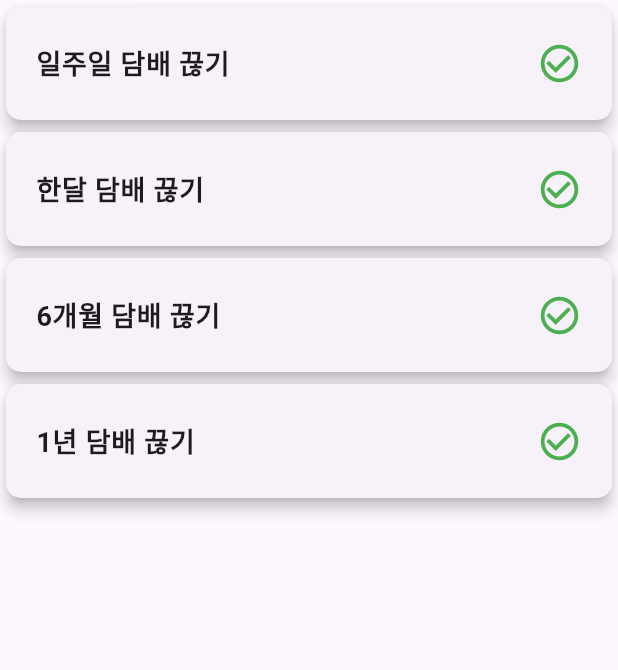
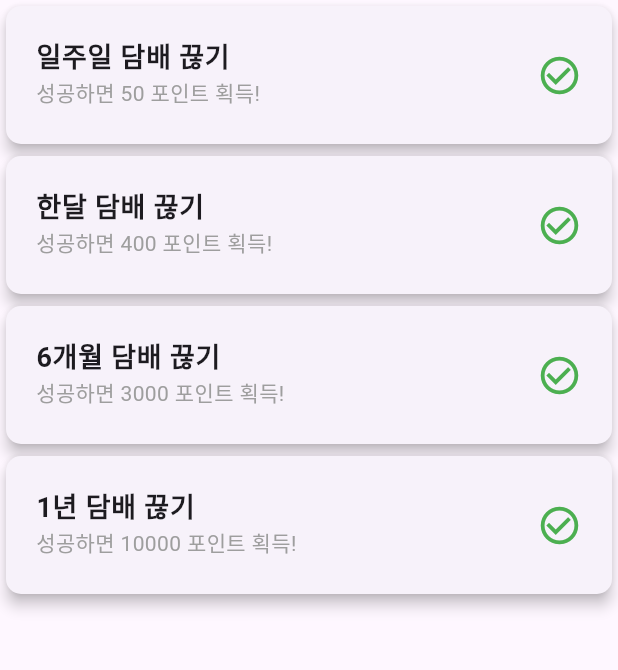
Before and after one commit to zzozzo0427/MAD_team_project, a Flutter app: the ChallengeScreen screen opened by its route, on a phone screen of 412 x 824 dp, the part 84-754 px from its top. Run offline on Flutter 3.47's test engine with Material 3 defaults, Android fonts, the phone set to English and light mode, and no system bars; our stand-ins replace cloud_firestore, firebase_auth, firebase_core, firebase_messaging, google_sign_in, lottie and 2 more; missing offline and left inert: flame, flame_audio, flutter_naver_map; accounts and stored records are empty.

Commit message:
챌린지 수정

```diff
--- a/lib/challenge.dart
+++ b/lib/challenge.dart
@@ -139,6 +139,13 @@ class ChallengeTile extends StatelessWidget {
             fontWeight: FontWeight.bold,
           ),
         ),
+        subtitle: Text(
+          '성공하면 ${challenge['points']} 포인트 획득!',
+          style: TextStyle(
+            fontSize: 14,
+            color: Colors.grey,
+          ),
+        ),
         trailing: Icon(
           Icons.check_circle_outline,
           color: Colors.green,
--- a/lib/community.dart
+++ b/lib/community.dart
@@ -1,3 +1,4 @@
+// community.dart
 import 'package:flutter/material.dart';
 import 'package:cloud_firestore/cloud_firestore.dart';
 import 'package:firebase_auth/firebase_auth.dart';
@@ -19,6 +20,7 @@ class _CommunityPageState extends State<CommunityPage> {
   @override
   Widget build(BuildContext context) {
     return MaterialApp(
+      debugShowCheckedModeBanner: false,
       title: "Community Board",
       theme: ThemeData(
         primaryColor: Colors.green,
@@ -77,8 +79,8 @@ class PostList extends StatelessWidget {
               final likesB = (b.data() as Map<String, dynamic>)['likes'] ?? 0;
               return likesB.compareTo(likesA);
             } else {
-            final dateA = (a.data() as Map<String, dynamic>)['date'].toDate().toString();
-            final dateB = (b.data() as Map<String, dynamic>)['date'].toDate().toString();
+              final dateA = (a.data() as Map<String, dynamic>)['date'].toDate();
+              final dateB = (b.data() as Map<String, dynamic>)['date'].toDate();
               return dateB.compareTo(dateA);
             }
           });
```
Lines whose indentation alone changed are shown as unchanged.
